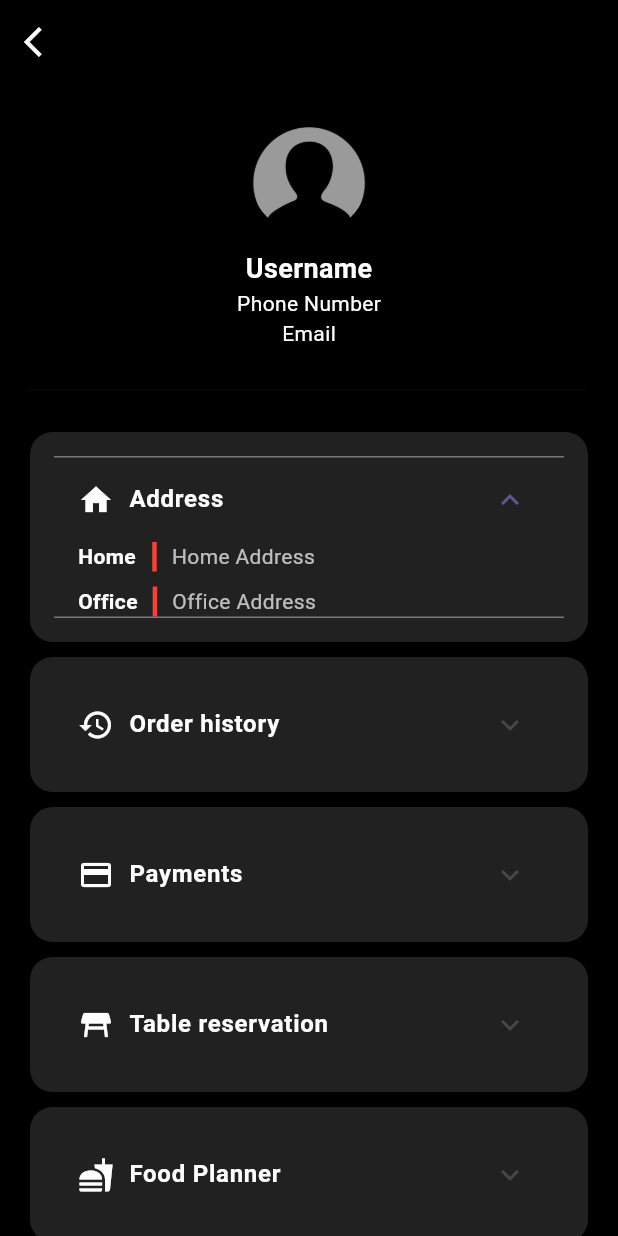
After one commit to sadiqaliyev01/frango_restaurant_app, a Flutter app: the UserProfile screen opened directly, after a tap on "Address", on a phone screen of 412 x 824 dp. The commit adds this screen. Run offline on Flutter 3.47's test engine with Material 3 defaults, Android fonts, the phone set to English and light mode, and no system bars; our stand-ins replace flutter_svg, hive, hive_flutter, smooth_page_indicator; accounts and stored records are empty.

Commit message:
- UserProfile page was created. Related Widgets were created.

```diff
--- /dev/null
+++ b/lib/presentation/screens/user_profile_screen/user_profile.dart
@@ -0,0 +1,233 @@
+import 'package:flutter/material.dart';
+import 'package:frango_restaurant_app/utils/constants/app_colors.dart';
+import 'package:frango_restaurant_app/utils/constants/app_strings.dart';
+import 'package:frango_restaurant_app/presentation/widgets/custom_expansion_panel.dart';
+import 'package:frango_restaurant_app/presentation/screens/user_profile_screen/widgets/custom_red_line.dart';
+
+class UserProfile extends StatelessWidget {
+  const UserProfile({super.key});
+
+  @override
+  Widget build(BuildContext context) {
+    return SafeArea(
+      child: Scaffold(
+        backgroundColor: Colors.black,
+        appBar: AppBar(
+          backgroundColor: Colors.black,
+          leading: IconButton(
+            onPressed: () {},
+            icon: const Icon(Icons.arrow_back_ios, color: Colors.white),
+          ),
+        ),
+        body: SingleChildScrollView(
+          child: Container(
+            padding: const EdgeInsets.all(20),
+            child: Column(
+              children: [
+                SizedBox(
+                  width: 80,
+                  height: 80,
+                  child: ClipRRect(
+                      borderRadius: BorderRadius.circular(100),
+                      child: const Image(
+                          image: AssetImage("assets/png/user_pp.png"))),
+                ),
+                const SizedBox(height: 10),
+                const Text(
+                  AppStrings.displayName,
+                  style: TextStyle(
+                      color: Colors.white,
+                      fontWeight: FontWeight.bold,
+                      fontSize: 18),
+                ),
+                const Text(
+                  AppStrings.phoneNumber,
+                  style: TextStyle(
+                      color: Colors.white,
+                      fontWeight: FontWeight.normal,
+                      fontSize: 14),
+                ),
+                const Text(
+                  AppStrings.displayEmail,
+                  style: TextStyle(
+                      color: Colors.white,
+                      fontWeight: FontWeight.normal,
+                      fontSize: 14),
+                ),
+                const SizedBox(height: 20),
+                const Divider(
+                  color: AppColors.primaryBlack,
+                ),
+                const SizedBox(height: 20),
+                const CustomExpansionPanel(
+                  title: AppStrings.displayAddress,
+                  leadingIcon: Icons.home,
+                  children: [
+                    Row(
+                      children: [
+                        Text(
+                          AppStrings.displayHomeAddress,
+                          style: TextStyle(
+                            fontWeight: FontWeight.bold,
+                            color: Colors.white,
+                          ),
+                        ),
+                        SizedBox(width: 11),
+                        CustomRedLine(),
+                        SizedBox(width: 10),
+                        Expanded(
+                          child: Text(
+                            AppStrings.displayUserHomeAddress,
+                            style: TextStyle(
+                              color: Colors.white70,
+                            ),
+                          ),
+                        ),
+                      ],
+                    ),
+                    SizedBox(height: 10),
+                    Row(
+                      children: [
+                        Text(
+                          AppStrings.displayOfficeAddress,
+                          style: TextStyle(
+                            fontWeight: FontWeight.bold,
+                            color: Colors.white,
+                          ),
+                        ),
+                        SizedBox(width: 10),
+                        CustomRedLine(),
+                        SizedBox(width: 10),
+                        Expanded(
+                          child: Text(
+                            AppStrings.displayUserOfficeAddress,
+                            style: TextStyle(
+                              color: Colors.white70,
+                            ),
+                          ),
+                        ),
+                      ],
+                    ),
+                  ],
+                ),
+                const CustomExpansionPanel(
+                  title: AppStrings.displayOrderHistory,
+                  leadingIcon: Icons.history,
+                  children: [
+                    Row(
+                      children: [
+                        Text(
+                          'Order 1',
+                          style: TextStyle(color: Colors.white),
+                        ),
+                        SizedBox(width: 10),
+                        CustomRedLine(),
+                      ],
+                    ),
+                    SizedBox(
+                      height: 10,
+                    ),
+                    Row(
+                      children: [
+                        Text(
+                          'Order 2',
+                          style: TextStyle(color: Colors.white),
+                        ),
+                        SizedBox(width: 10),
+                        CustomRedLine(),
+                      ],
+                    ),
+                  ],
+                ),
+                const CustomExpansionPanel(
+                  title: AppStrings.displayPayments,
+                  leadingIcon: Icons.credit_card,
+                  children: [
+                    Row(
+                      children: [
+                        Text(
+                          'Payment Method',
+                          style: TextStyle(color: Colors.white70),
+                        ),
+                        SizedBox(width: 10),
+                        CustomRedLine(),
+                      ],
+                    ),
+                  ],
+                ),
+                const CustomExpansionPanel(
+                  title: AppStrings.displayTableReserv,
+                  leadingIcon: Icons.table_restaurant,
+                  children: [
+                    Row(
+                      children: [
+                        Text(
+                          'Reserv Info',
+                          style: TextStyle(color: Colors.white70),
+                        ),
+                        SizedBox(width: 10),
+                        CustomRedLine(),
+                        SizedBox(width: 10),
+                        Text(
+                          '4 tables ',
+                          style: TextStyle(color: Colors.white70),
+                        ),
+                        SizedBox(width: 10),
+                        Text(
+                          'January 2, 2024',
+                          style: TextStyle(color: Colors.white70),
+                        ),
+                      ],
+                    ),
+                  ],
+                ),
+                const CustomExpansionPanel(
+                  title: AppStrings.displayFoodPlanner,
+                  leadingIcon: Icons.fastfood,
+                  children: [
+                    Column(
+                      crossAxisAlignment: CrossAxisAlignment.start,
+                      children: [
+                        Align(
+                          alignment: Alignment.centerLeft,
+                        ),
+                        Text(
+                          'Today',
+                          style: TextStyle(color: Colors.white70),
+                        ),
+                        Text(
+                          'This week',
+                          style: TextStyle(color: Colors.white70),
+                        ),
+                        Text(
+                          'Next week',
+                          style: TextStyle(color: Colors.white70),
+                        ),
+                      ],
+                    ),
+                  ],
+                ),
+                const CustomExpansionPanel(
+                  title: AppStrings.displayContactUs,
+                  leadingIcon: Icons.phone,
+                  children: [
+                    Column(
+                      crossAxisAlignment: CrossAxisAlignment.start,
+                      children: [
+                        Align(
+                          alignment: Alignment.centerLeft,
+                        ),
+                        Text('Contact',
+                            style: TextStyle(color: Colors.white70)),
+                      ],
+                    ),
+                  ],
+                ),
+              ],
+            ),
+          ),
+        ),
+      ),
+    );
+  }
+}
--- /dev/null
+++ b/lib/presentation/screens/user_profile_screen/widgets/custom_red_line.dart
@@ -0,0 +1,21 @@
+import 'package:flutter/material.dart';
+
+class CustomRedLine extends StatelessWidget {
+  final double height;
+  final double width;
+
+  const CustomRedLine({
+    super.key,
+    this.height = 20.0,
+    this.width = 3.0,
+  });
+
+  @override
+  Widget build(BuildContext context) {
+    return Container(
+      width: width,
+      height: height,
+      color: Colors.red,
+    );
+  }
+}
--- /dev/null
+++ b/lib/presentation/widgets/custom_expansion_panel.dart
@@ -0,0 +1,50 @@
+import 'package:flutter/material.dart';
+
+class CustomExpansionPanel extends StatelessWidget {
+  final String title;
+  final IconData leadingIcon;
+  final List<Widget> children;
+
+  const CustomExpansionPanel({
+    super.key,
+    required this.title,
+    required this.leadingIcon,
+    required this.children,
+  });
+
+  @override
+  Widget build(BuildContext context) {
+    return Container(
+      margin: const EdgeInsets.only(bottom: 10),
+      padding: const EdgeInsets.all(16),
+      decoration: BoxDecoration(
+        color: Colors.grey[900],
+        borderRadius: BorderRadius.circular(15),
+      ),
+      child: ExpansionTile(
+        title: Row(
+          children: [
+            Icon(leadingIcon, color: Colors.white),
+            const SizedBox(width: 10),
+            Text(
+              title,
+              style: const TextStyle(
+                color: Colors.white,
+                fontWeight: FontWeight.bold,
+              ),
+            ),
+          ],
+        ),
+        children: [
+          Padding(
+            padding: const EdgeInsets.symmetric(horizontal: 16.0),
+            child: Column(
+              crossAxisAlignment: CrossAxisAlignment.start,
+              children: children,
+            ),
+          ),
+        ],
+      ),
+    );
+  }
+}
--- a/lib/utils/constants/app_strings.dart
+++ b/lib/utils/constants/app_strings.dart
@@ -48,4 +48,18 @@ class AppStrings {
   static const String signUpGoogle = "Sign up with Google";
   static const String haveAnAccount = "  Have an account? ";
   static const String loginText = "Login";
+
+  static const String displayName = "Username";
+  static const String displayPhoneNumber = "Phone Number";
+  static const String displayEmail = "Email";
+  static const String displayAddress = "Address";
+  static const String displayHomeAddress = "Home";
+  static const String displayUserHomeAddress = "Home Address";
+  static const String displayOfficeAddress = "Office";
+  static const String displayUserOfficeAddress = "Office Address";
+  static const String displayOrderHistory = "Order history";
+  static const String displayPayments = "Payments";
+  static const String displayTableReserv = "Table reservation";
+  static const String displayFoodPlanner = "Food Planner";
+  static const String displayContactUs = "Contact us";
 }
```
Also changed, not shown: assets/png/user_pp.png (added).
